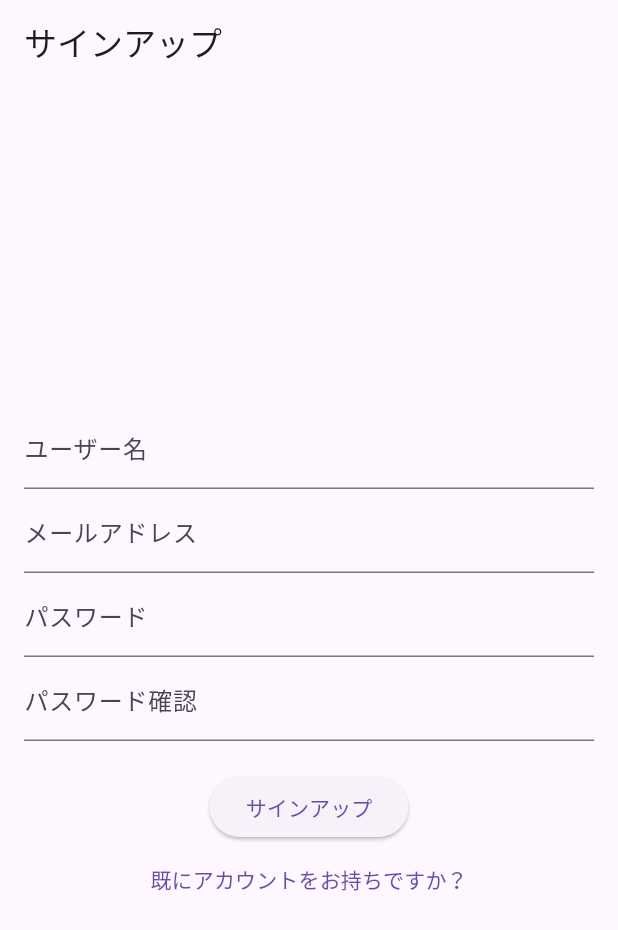
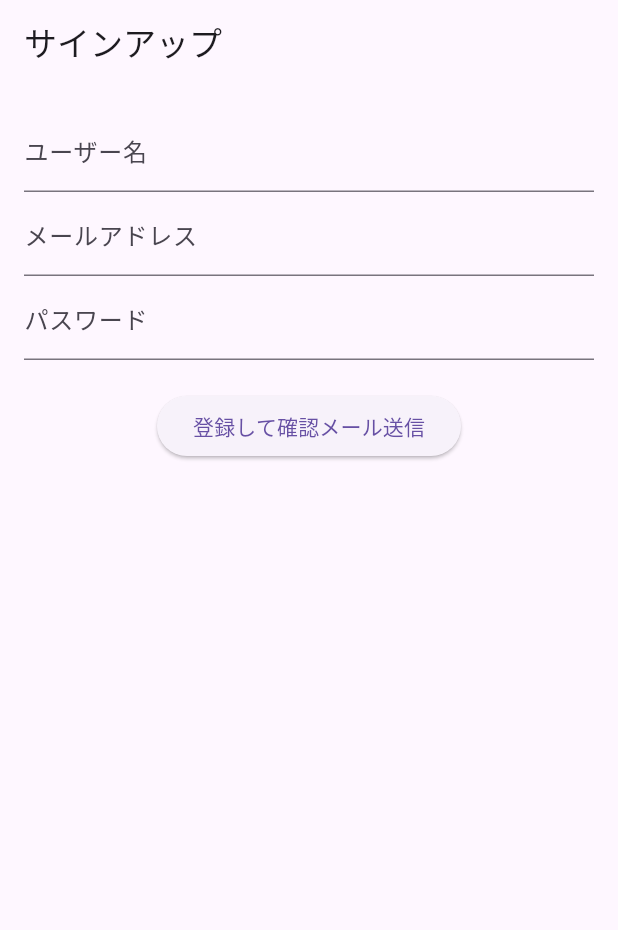
Before and after one commit to hoh-ssshhh/alarm-app, a Flutter app: the screen it shows after launch, after a tap on "アカウントを作成する", on a phone screen of 412 x 824 dp. Shown: the top 930 px of the screen. Run offline on Flutter 3.47's test engine with Material 3 defaults, Android fonts, the phone set to English and light mode, and no system bars; our stand-ins replace cloud_firestore, firebase_auth, firebase_core, image_picker, permission_handler; accounts and stored records are empty.

Commit message:
your message about changes

```diff
--- a/lib/page/sign_up_page.dart
+++ b/lib/page/sign_up_page.dart
@@ -1,107 +1,128 @@
 import 'package:flutter/material.dart';
-import '../services/auth_service.dart';
-import 'login_page.dart';
+import 'package:alarm/services/auth_service.dart';
 
 class SignUpPage extends StatefulWidget {
-  const SignUpPage({super.key}); // Keyの追加
+  const SignUpPage({super.key});
+
   @override
-  _SignUpPageState createState() => _SignUpPageState();
+  State<SignUpPage> createState() => _SignUpPageState();
 }
 
 class _SignUpPageState extends State<SignUpPage> {
+  final _formKey = GlobalKey<FormState>();
   final AuthService _authService = AuthService();
-  final TextEditingController _usernameController = TextEditingController();
+
   final TextEditingController _emailController = TextEditingController();
   final TextEditingController _passwordController = TextEditingController();
-  final TextEditingController _confirmPasswordController =
-      TextEditingController();
+  final TextEditingController _usernameController = TextEditingController();
 
-  void _signUp() async {
-    final username = _usernameController.text.trim();
+  bool _emailSent = false;
+
+  Future<void> _signUp() async {
+    if (!_formKey.currentState!.validate()) return;
+
     final email = _emailController.text.trim();
     final password = _passwordController.text;
-    final confirmPassword = _confirmPasswordController.text;
-
-    if (username.isEmpty ||
-        email.isEmpty ||
-        password.isEmpty ||
-        confirmPassword.isEmpty) {
-      if (mounted) {
-        _showMessage('すべてのフィールドを入力してください');
-      }
-      return;
-    }
-
-    if (password != confirmPassword) {
-      if (mounted) {
-        _showMessage('パスワードが一致しません');
-      }
-      return;
-    }
+    final username = _usernameController.text;
 
     try {
-      final userCredential = await _authService.signUpWithEmail(
+      await _authService.signUpWithEmail(
         email: email,
         password: password,
         username: username,
       );
 
-      if (mounted) {
-        _showMessage('登録成功: ${userCredential.user?.displayName}');
-      }
-      Navigator.pushReplacement(
-        context,
-        MaterialPageRoute(builder: (context) => LoginPage()),
+      setState(() {
+        _emailSent = true;
+      });
+
+      ScaffoldMessenger.of(context).showSnackBar(
+        const SnackBar(content: Text('確認メールを送信しました。メールを確認してください。')),
       );
     } catch (e) {
-      if (mounted) {
-        _showMessage('登録失敗: $e');
-      }
-    }
-  }
-
-  void _showMessage(String message) {
       ScaffoldMessenger.of(
         context,
-    ).showSnackBar(SnackBar(content: Text(message)));
+      ).showSnackBar(SnackBar(content: Text('サインアップ失敗: $e')));
+    }
   }
 
   @override
   Widget build(BuildContext context) {
     return Scaffold(
-      appBar: AppBar(title: Text('サインアップ')),
+      appBar: AppBar(title: const Text('サインアップ')),
       body: Padding(
         padding: const EdgeInsets.all(16.0),
-        child: Column(
+        child:
+            _emailSent
+                ? Column(
                   mainAxisAlignment: MainAxisAlignment.center,
-          children: <Widget>[
-            TextField(
-              controller: _usernameController,
-              decoration: InputDecoration(labelText: 'ユーザー名'),
+                  children: [
+                    const Text('確認メールを送信しました。\nメールを確認してください。'),
+                    const SizedBox(height: 20),
+                    ElevatedButton(
+                      onPressed: () async {
+                        final isVerified = await _authService.isEmailVerified();
+                        if (isVerified) {
+                          try {
+                            // Firebase 側で自動ログイン済みと仮定
+                            if (!mounted) return;
+                            Navigator.pushReplacementNamed(context, '/home');
+                          } catch (e) {
+                            ScaffoldMessenger.of(context).showSnackBar(
+                              SnackBar(content: Text('ログインエラー: $e')),
+                            );
+                          }
+                        } else {
+                          ScaffoldMessenger.of(context).showSnackBar(
+                            const SnackBar(
+                              content: Text('まだ確認されていません。メールを確認してください。'),
                             ),
-            TextField(
-              controller: _emailController,
-              decoration: InputDecoration(labelText: 'メールアドレス'),
-            ),
-            TextField(
-              controller: _passwordController,
-              obscureText: true,
-              decoration: InputDecoration(labelText: 'パスワード'),
-            ),
-            TextField(
-              controller: _confirmPasswordController,
-              obscureText: true,
-              decoration: InputDecoration(labelText: 'パスワード確認'),
-            ),
-            SizedBox(height: 20),
-            ElevatedButton(onPressed: _signUp, child: Text('サインアップ')),
-            TextButton(
-              onPressed: () {
-                Navigator.pop(context); // サインインページに戻る
+                          );
+                        }
                       },
-              child: Text('既にアカウントをお持ちですか？'),
+                      child: const Text('確認済みです'),
                     ),
                   ],
+                )
+                : Form(
+                  key: _formKey,
+                  child: Column(
+                    children: [
+                      TextFormField(
+                        controller: _usernameController,
+                        decoration: const InputDecoration(labelText: 'ユーザー名'),
+                        validator:
+                            (value) =>
+                                value == null || value.isEmpty
+                                    ? 'ユーザー名を入力してください'
+                                    : null,
+                      ),
+                      TextFormField(
+                        controller: _emailController,
+                        decoration: const InputDecoration(labelText: 'メールアドレス'),
+                        validator:
+                            (value) =>
+                                value == null || value.isEmpty
+                                    ? 'メールアドレスを入力してください'
+                                    : null,
+                      ),
+                      TextFormField(
+                        controller: _passwordController,
+                        decoration: const InputDecoration(labelText: 'パスワード'),
+                        obscureText: true,
+                        validator:
+                            (value) =>
+                                value == null || value.length < 6
+                                    ? '6文字以上のパスワードを入力してください'
+                                    : null,
+                      ),
+                      const SizedBox(height: 20),
+                      ElevatedButton(
+                        onPressed: _signUp,
+                        child: const Text('登録して確認メール送信'),
+                      ),
+                    ],
+                  ),
                 ),
       ),
     );
```
Also changed, not shown: lib/services/auth_service.dart (+10 -2 lines), 1 other file. Lines whose indentation alone changed are shown as unchanged.
